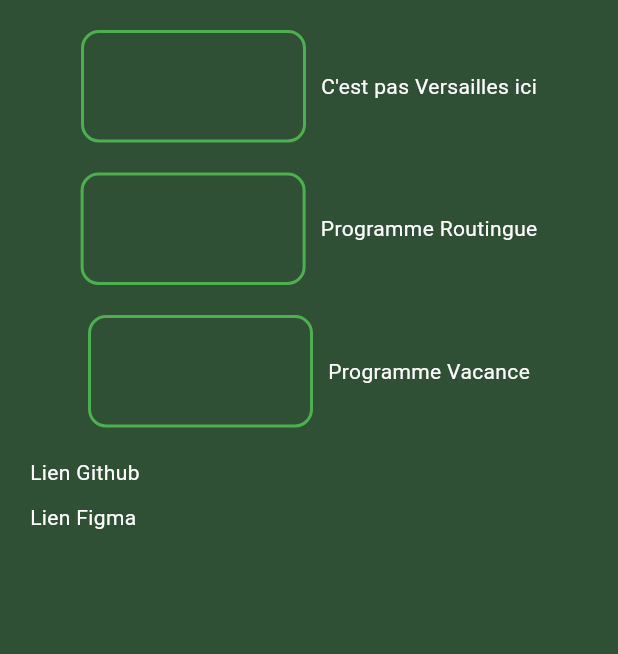
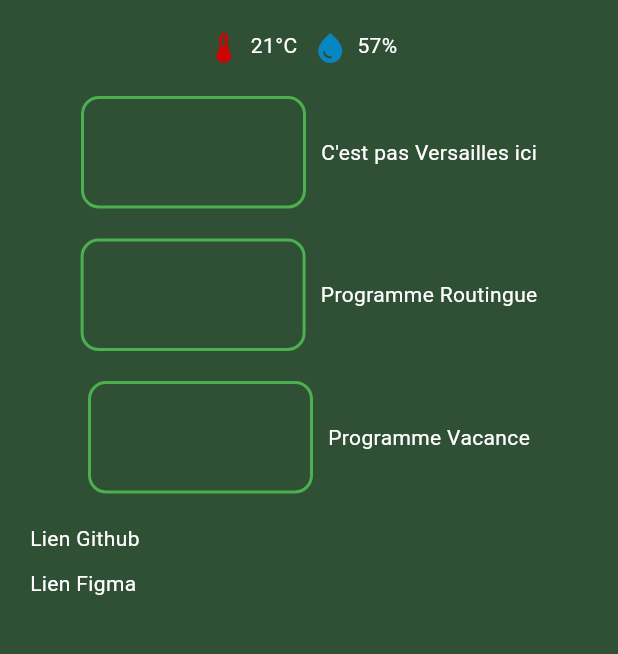
Before and after one commit to QuentinKevin/IOT-Application-Flutter, a Flutter app: the screen it shows after launch, on a phone screen of 412 x 824 dp, the part 81-735 px from its top. Run offline on Flutter 3.47's test engine with Material 3 defaults, Android fonts, the phone set to English and light mode, and no system bars.

Commit message:
Tu as une commit de retard (ajout des icons)

```diff
--- a/iotapp/lib/main.dart
+++ b/iotapp/lib/main.dart
@@ -1,5 +1,6 @@
 import 'package:flutter/material.dart';
 import 'package:iotapp/src/settings/setting.dart';
+import 'package:iotapp/src/widgets/iconValueWidget/iconValueWidget.dart';
 import 'package:iotapp/src/widgets/statusWidget/statusWidget.dart';
 import 'package:iotapp/src/widgets/textUrlWidget/textUrlWidget.dart';
 
@@ -54,9 +55,21 @@ class _MyHomePageState extends State<MyHomePage> {
               ),
             ),
           ),
-          const SizedBox(height: 20), // Espacement entre le titre et les boutons
-
-          // Boutons et leurs textes associés centrés
+          const SizedBox(height: 20),
+          const Row(
+            mainAxisAlignment: MainAxisAlignment.center,
+            children: <Widget>[
+              IconValueWidget(
+                  icon: Icons.thermostat,
+                  value: "21°C",
+                  iconColor: Color.fromARGB(255, 206, 3, 3)),
+              IconValueWidget(
+                  icon: Icons.water_drop,
+                  value: "57%",
+                  iconColor: Color.fromARGB(255, 7, 135, 194))
+            ],
+          ),
+          const SizedBox(height: 20),
           Center(
             child: Column(
               mainAxisSize: MainAxisSize.min,
```
